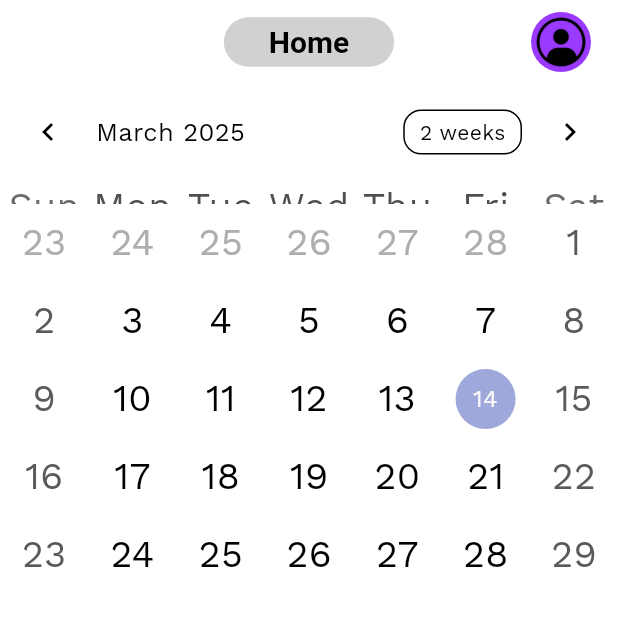
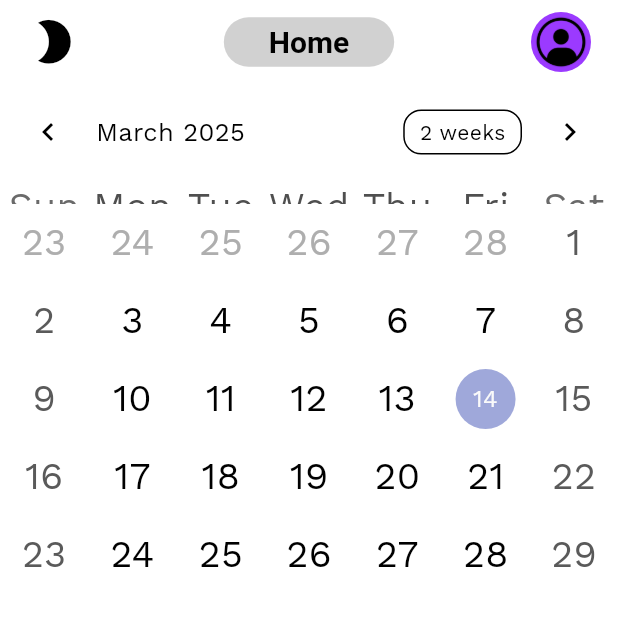
Before and after one commit to Harvar3105/finalThesis, a Flutter app: the screen it shows after launch, on a phone screen of 412 x 824 dp, the top half of it. Run offline on Flutter 3.47's test engine with Material 3 defaults, Android fonts, the phone set to English and light mode, and no system bars; drawn by our look-alikes of table_calendar; our stand-ins replace cloud_firestore, firebase_auth, firebase_core, firebase_messaging, flutter_riverpod, freezed_annotation and 5 more; missing offline and left inert: dart:ffi; accounts and stored records are empty; generated files the repository leaves out were written again.

Commit message:
app bar colour sync

```diff
--- a/lib/views/widgets/navigation/custom_app_bar.dart
+++ b/lib/views/widgets/navigation/custom_app_bar.dart
@@ -6,7 +6,6 @@ import '../../../app/models/domain/user.dart';
 import '../../../app/services/authentication/providers/user_id.dart';
 import '../../../app/storage/user/user_payload_provider.dart';
 import '../../../app/theme/theme.dart';
-import '../../../configurations/app_colours.dart';
 import '../../../configurations/strings.dart';
 
 class CustomAppBar extends ConsumerStatefulWidget implements PreferredSizeWidget {
@@ -53,7 +52,7 @@ class _CustomAppBarState extends ConsumerState<CustomAppBar> {
         children: [
           if (context.canPop())
             IconButton(
-              icon: const Icon(Icons.arrow_back, size: 35),
+              icon: Icon(Icons.arrow_back, size: 35, color: theme.iconTheme.color,),
               onPressed: () => context.pop(),
             ),
           Padding(
@@ -61,8 +60,8 @@ class _CustomAppBarState extends ConsumerState<CustomAppBar> {
             child: IconButton(
               onPressed: themeNotifier.toggleTheme,
               icon: theme.brightness == Brightness.light
-                  ? const Icon(Icons.brightness_2, size: 35)
-                  : const Icon(Icons.brightness_7, size: 35),
+                  ? Icon(Icons.brightness_2, size: 35, color: theme.iconTheme.color,)
+                  : Icon(Icons.brightness_7, size: 35, color: theme.iconTheme.color,),
             ),
           ),
         ],
```
